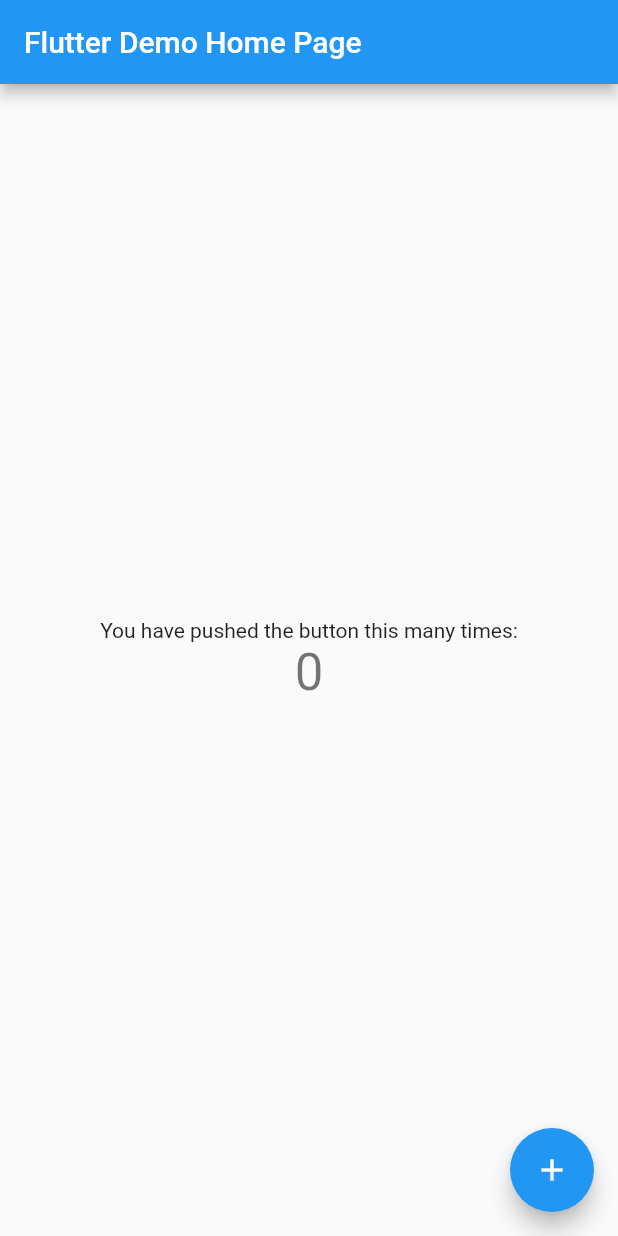
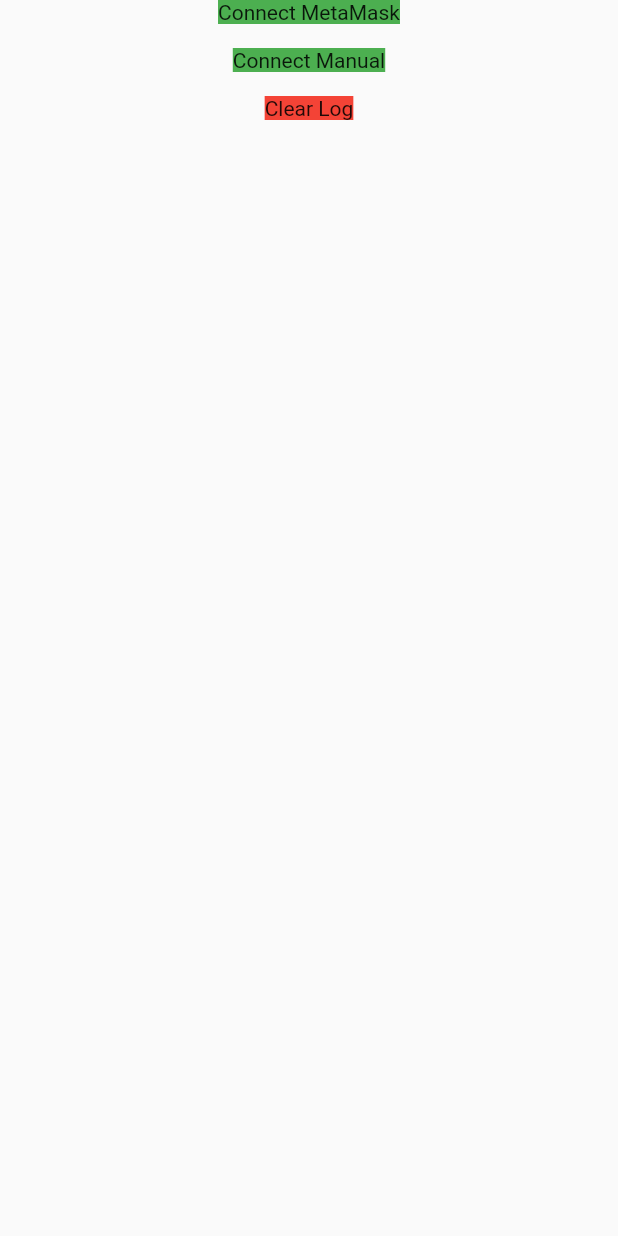
Before and after one commit to pokemonni01/flutter_web3_test, a Flutter app: the screen it shows after launch, on a phone screen of 412 x 824 dp. Run offline on Flutter 3.47's test engine with Material 2 defaults, Android fonts, the phone set to English and light mode, and no system bars; our stand-ins replace get; missing offline and left inert: dart:html, http_interceptor, web3dart; statements that could not run were skipped.

Commit message:
add connect web3 and metamask

```diff
--- a/lib/main.dart
+++ b/lib/main.dart
@@ -1,6 +1,11 @@
 import 'package:flutter/material.dart';
+import 'package:fluttert_web3_test/src/presentation/home_page.dart';
+import 'package:get/get.dart';
+
+import 'src/core/locator.dart';
 
 void main() {
+  setupLocator();
   runApp(const MyApp());
 }
 
@@ -10,7 +15,7 @@ class MyApp extends StatelessWidget {
   // This widget is the root of your application.
   @override
   Widget build(BuildContext context) {
-    return MaterialApp(
+    return GetMaterialApp(
       title: 'Flutter Demo',
       theme: ThemeData(
         // This is the theme of your application.
@@ -24,7 +29,7 @@ class MyApp extends StatelessWidget {
         // is not restarted.
         primarySwatch: Colors.blue,
       ),
-      home: const MyHomePage(title: 'Flutter Demo Home Page'),
+      home: const HomePage(),
     );
   }
 }
--- /dev/null
+++ b/lib/src/presentation/home_controller.dart
@@ -0,0 +1,74 @@
+import 'dart:convert';
+import 'dart:html';
+import 'dart:typed_data';
+
+import 'package:get/get.dart';
+import 'package:http/http.dart';
+import 'package:http_interceptor/http/intercepted_client.dart';
+import 'package:web3dart/crypto.dart';
+import 'package:web3dart/src/browser/dart_wrappers.dart';
+import 'package:web3dart/src/browser/javascript.dart';
+import 'package:web3dart/web3dart.dart';
+
+class HomeController extends GetxController {
+
+  final _bscUrl = "https://bsc-dataseed.binance.org/";
+  final _bscUrl2 = "https://bsc-dataseed1.binance.org:443";
+  final _ethMainNet = "https://mainnet.infura.io/v3/0924a6bb7c69475d809da66f210eae1f";
+  final _test = "http://localhost:8545/";
+  final _ropsten = "https://ropsten.infura.io/v3/0924a6bb7c69475d809da66f210eae1f";
+
+  final _pSAddress = "0xD04306F9a9E951822565f598BDeBAc98Cc87072A";
+  final _myAddress = "0x0C3513DE0E39035e1e985e4FF84F293a534c8eA6";
+  final _whaleAddress = '0x84d34f4f83a87596cd3fb6887cff8f17bf5a7b83';
+
+  final _bnbContractAddress = '0xb8c77482e45f1f44de1745f52c74426c631bdd52';
+
+  List<String> logList = RxList.empty(growable: true);
+
+  @override
+  void onReady() {
+    connect();
+    super.onReady();
+  }
+
+  void connect() async {
+    Credentials credentials = EthPrivateKey.fromHex(_myAddress);
+    var address = await credentials.extractAddress();
+    Client httpClient = Get.find<InterceptedClient>();
+    var ethClient = Web3Client(_bscUrl, httpClient);
+    EtherAmount balance = await ethClient.getBalance(address);
+    int networkId = await ethClient.getNetworkId();
+    printUiLog("Balance: " + balance.toString());
+    printUiLog("Network Id: " + networkId.toString());
+  }
+
+  void connectMetaMask() async {
+    final eth = window.ethereum;
+    if (eth == null) {
+      printUiLog('MetaMask is not available');
+     return;
+    }
+
+    final client = Web3Client.custom(eth.asRpcService());
+    final credentials = await eth.requestAccount();
+
+    printUiLog('Using ${credentials.address}');
+    printUiLog('coinbaseAddress: ${await client.coinbaseAddress()}');
+    printUiLog('getNetworkId: ${await client.getNetworkId()}');
+    printUiLog('Client is listening: ${await client.isListeningForNetwork()}');
+
+    final message = Uint8List.fromList(utf8.encode('Hello from web3dart'));
+    final signature = await credentials.signPersonalMessage(message);
+    printUiLog('Signature: ${base64.encode(signature)}');
+  }
+
+  void clearLog() {
+    logList.clear();
+  }
+
+  void printUiLog(Object? object) {
+    logList.add(object?.toString() ?? "");
+    print(object);
+  }
+}
--- /dev/null
+++ b/lib/src/presentation/home_page.dart
@@ -0,0 +1,49 @@
+import 'package:flutter/material.dart';
+import 'package:flutter/widgets.dart';
+import 'package:fluttert_web3_test/src/presentation/home_controller.dart';
+import 'package:get/get.dart';
+
+class HomePage extends StatelessWidget {
+  const HomePage({Key? key}) : super(key: key);
+
+  @override
+  Widget build(BuildContext context) {
+    HomeController controller = Get.put(HomeController());
+    return Scaffold(
+      body: Center(
+        child: Column(
+          children: [
+            InkWell(
+              onTap: () => {controller.connectMetaMask()},
+              child: Container(color: Colors.green, child: Text("Connect MetaMask")),
+            ),
+            SizedBox(
+              height: 16.0,
+            ),
+            InkWell(
+              onTap: () => {controller.connect()},
+              child: Container(color: Colors.green, child: Text("Connect Manual")),
+            ),
+            SizedBox(
+              height: 16.0,
+            ),
+            InkWell(
+              onTap: () => {controller.clearLog()},
+              child: Container(color: Colors.red, child: Text("Clear Log")),
+            ),
+            Obx(() => Expanded(
+              child: ListView.builder(
+                itemCount: controller.logList.length,
+                itemBuilder: (context, index) {
+                  return ListTile(
+                    title: Text(controller.logList[index]),
+                  );
+                },
+              ),
+            ))
+          ],
+        ),
+      ),
+    );
+  }
+}
--- a/pubspec.yaml
+++ b/pubspec.yaml
@@ -34,6 +34,10 @@ dependencies:
   # The following adds the Cupertino Icons font to your application.
   # Use with the CupertinoIcons class for iOS style icons.
   cupertino_icons: ^1.0.2
+  web3dart: ^2.3.1
+  get: ^4.3.8
+  http: ^0.13.4
+  http_interceptor: ^1.0.2
 
 dev_dependencies:
   flutter_test:
```
Also changed, not shown: lib/src/core/locator.dart (added, +10 -0 lines), lib/src/core/logger_interceptor.dart (added, +17 -0 lines).
